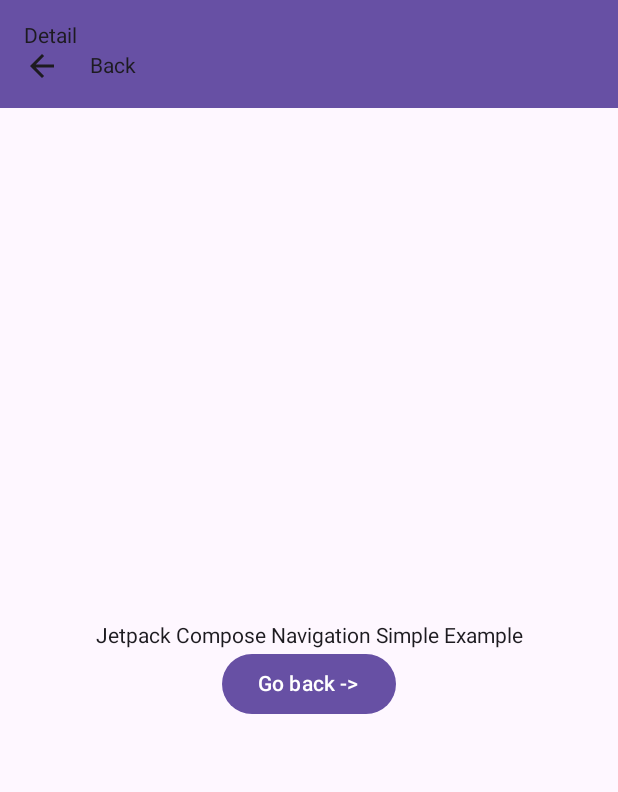
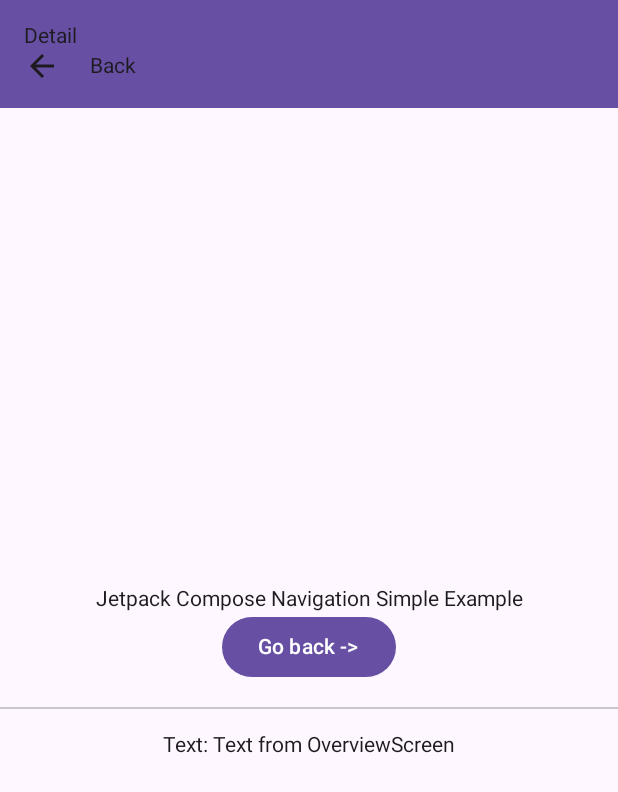
Before and after one commit to DanielBoj/jetpack-compose-tutorial, an Android app built with Jetpack Compose: the @Preview function DetailScreenPreview, on a phone screen of 412 x 824 dp. Shown: the top 792 px of the screen. Run offline under Robolectric (Android 15) with nearby library versions, the phone set to English and light mode, and no system bars.

Commit message:
Update Commit -> v1.1 Finalizado el tutorial de navegación.

```diff
--- a/JetpackComposeNavigation/app/src/main/java/org/dboj/jetpackcomposenavigation/ui/screens/DetailScreen.kt
+++ b/JetpackComposeNavigation/app/src/main/java/org/dboj/jetpackcomposenavigation/ui/screens/DetailScreen.kt
@@ -1,16 +1,14 @@
 package org.dboj.jetpackcomposenavigation.ui.screens
 
 import androidx.compose.foundation.layout.*
-import androidx.compose.material3.Button
-import androidx.compose.material3.Scaffold
-import androidx.compose.material3.Surface
-import androidx.compose.material3.Text
+import androidx.compose.material3.*
 import androidx.compose.runtime.Composable
 import androidx.compose.runtime.getValue
 import androidx.compose.ui.Alignment
 import androidx.compose.ui.Modifier
 import androidx.compose.ui.platform.LocalContext
 import androidx.compose.ui.tooling.preview.Preview
+import androidx.compose.ui.unit.dp
 import androidx.navigation.NavController
 import androidx.navigation.NavDestination
 import androidx.navigation.compose.currentBackStackEntryAsState
@@ -19,7 +17,7 @@ import org.dboj.jetpackcomposenavigation.navigation.appDestinations
 import org.dboj.jetpackcomposenavigation.ui.fragments.TopBar
 
 @Composable
-fun DetailScreen(navController: NavController) {
+fun DetailScreen(navController: NavController, text: String?) {
 //    val currentBackStack by navController.currentBackStackEntryAsState()
 //    val currentDestination: NavDestination? = currentBackStack?.destination
 //    val currentScreen: AppDestination = appDestinations.first { it.route == currentDestination?.route }
@@ -32,13 +30,13 @@ fun DetailScreen(navController: NavController) {
         Surface(
             modifier = Modifier.padding(innerPadding)
         ) {
-            DetailScreenBodyContent(navController)
+            DetailScreenBodyContent(navController, text)
         }
     }
 }
 
 @Composable
-fun DetailScreenBodyContent(navController: NavController) {
+fun DetailScreenBodyContent(navController: NavController, text: String?) {
     Column(
         modifier = Modifier
             .fillMaxSize(),
@@ -51,11 +49,18 @@ fun DetailScreenBodyContent(navController: NavController) {
         ) {
             Text(text = "Go back ->")
         }
+        Divider(modifier = Modifier.padding(vertical = 16.dp))
+        text?.let {
+            Text(text = "Text: $it")
+        }
     }
 }
 
 @Preview(showBackground = true)
 @Composable
 fun DetailScreenPreview() {
-    DetailScreen(navController = NavController(LocalContext.current))
+    DetailScreen(
+        navController = NavController(LocalContext.current),
+        text = "Text from OverviewScreen"
+    )
 }
```
Also changed, not shown: JetpackComposeNavigation/app/src/main/java/org/dboj/jetpackcomposenavigation/navigation/AppNavigation.kt (+9 -4 lines), JetpackComposeNavigation/app/src/main/java/org/dboj/jetpackcomposenavigation/ui/screens/OverviewScreen.kt (+6 -1 lines), 1 other file.
